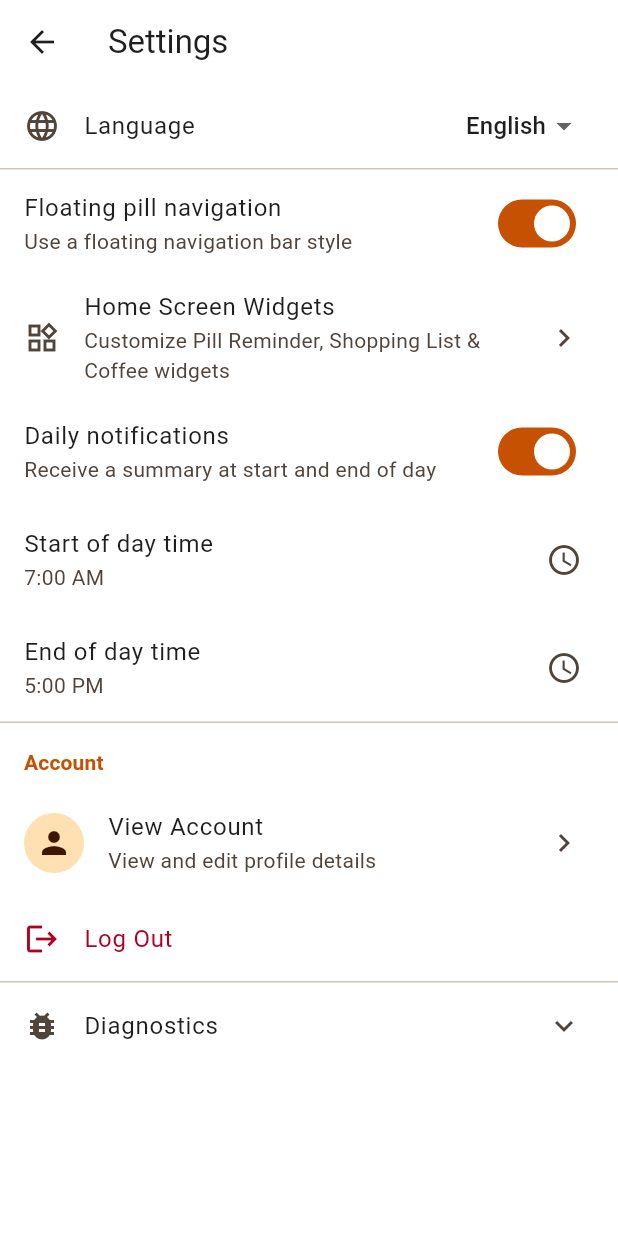
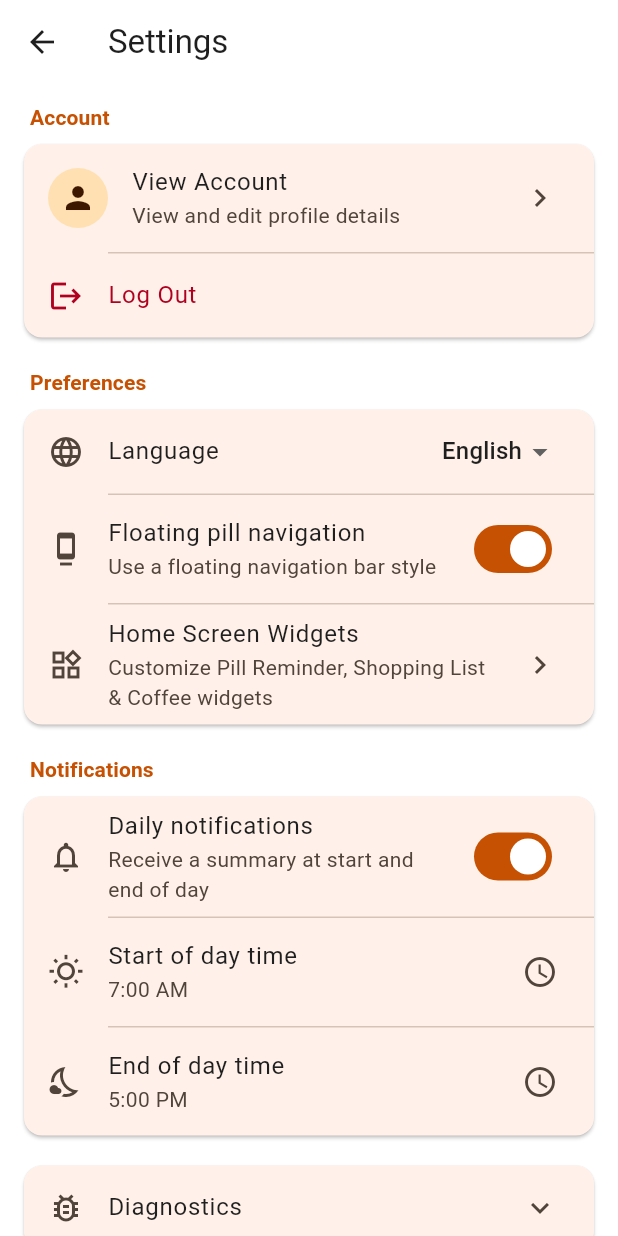
Before and after one commit to kianniek/HouseKeepr, a Flutter app: the screen it shows once a user with an empty profile is signed in, after a tap on "Create", after a tap on the "settings" icon, on a phone screen of 412 x 824 dp. Run offline on Flutter 3.47's test engine with Material 3 defaults, Android fonts, the phone set to English and light mode, and no system bars; drawn by our look-alikes of dynamic_color; our stand-ins replace app_links, barcode_widget, cloud_firestore, cloud_functions, equatable, firebase_auth and 18 more; missing offline and left inert: extension_google_sign_in_as_googleapis_auth, googleapis, home_widget, in_app_update, mobile_scanner; accounts and stored records are empty; network calls fail; statements that could not run were skipped.

Commit message:
feat: add localization support and settings page UI

```diff
--- a/lib/l10n/app_en.arb
+++ b/lib/l10n/app_en.arb
@@ -6,6 +6,18 @@
 
   "settingsTitle": "Settings",
   "@settingsTitle": { "description": "Settings screen title" },
+
+  "preferencesSection": "Preferences",
+  "@preferencesSection": { "description": "Preferences section header in settings" },
+
+  "notificationsSection": "Notifications",
+  "@notificationsSection": { "description": "Notifications section header in settings" },
+
+  "homeScreenWidgetsTitle": "Home Screen Widgets",
+  "@homeScreenWidgetsTitle": { "description": "Home screen widgets settings tile title" },
+
+  "homeScreenWidgetsSubtitle": "Customize Pill Reminder, Shopping List & Coffee widgets",
+  "@homeScreenWidgetsSubtitle": { "description": "Home screen widgets settings tile subtitle" },
 
   "language": "Language",
   "@language": { "description": "Language setting label" },
@@ -54,6 +66,14 @@
 
   "logoutConfirmation": "Are you sure you want to log out?",
   "@logoutConfirmation": { "description": "Logout confirmation message" },
+
+  "failedToLogout": "Failed to logout: {error}",
+  "@failedToLogout": {
+    "description": "Error message shown when logout fails",
+    "placeholders": {
+      "error": { "type": "String" }
+    }
+  },
 
   "cancel": "Cancel",
   "@cancel": { "description": "Cancel button label" },
--- a/lib/l10n/app_nl.arb
+++ b/lib/l10n/app_nl.arb
@@ -4,6 +4,14 @@
   "appName": "HouseKeepr",
 
   "settingsTitle": "Instellingen",
+
+  "preferencesSection": "Voorkeuren",
+
+  "notificationsSection": "Meldingen",
+
+  "homeScreenWidgetsTitle": "Startschermwidgets",
+
+  "homeScreenWidgetsSubtitle": "Pas Pilherinnering-, Boodschappenlijst- en Koffiewidgets aan",
 
   "language": "Taal",
 
@@ -36,6 +44,8 @@
   "logout": "Uitloggen",
 
   "logoutConfirmation": "Weet je zeker dat je wilt uitloggen?",
+
+  "failedToLogout": "Uitloggen mislukt: {error}",
 
   "cancel": "Annuleren",
 
--- a/lib/main.dart
+++ b/lib/main.dart
@@ -312,15 +312,16 @@ class _AppRootState extends State<AppRoot> {
   void attachAuthListener() {
     if (authListenerAttached) return;
     authListenerAttached = true;
-    authSub = FirebaseAuth.instance.authStateChanges().listen((user) {
-      if (user == null) {
+    authSub = FirebaseAuth.instance.authStateChanges().listen((firebaseUser) {
+      if (!mounted) return;
+      if (firebaseUser == null) {
         setState(() {
           user = null;
           householdId = null;
           checkingHousehold = false;
         });
-      } else if (this.user?.uid != user.uid) {
-        onSignedIn(user);
+      } else if (user?.uid != firebaseUser.uid) {
+        onSignedIn(firebaseUser);
       }
     });
   }
--- a/lib/ui/features/profile/pages/settings_page.dart
+++ b/lib/ui/features/profile/pages/settings_page.dart
@@ -12,9 +12,9 @@ import '../../../../services/notification_service.dart';
 import 'profile_page.dart';
 import 'widget_settings_page.dart';
 
-/// Settings page exposing notification controls, UI preferences, and language selection.
-/// Changes are persisted via [SettingsRepository] and applied immediately.
-
+/// Settings page exposing account actions, UI preferences, notification
+/// controls, and diagnostics. Changes are persisted via [SettingsRepository]
+/// and applied immediately.
 class SettingsPage extends StatefulWidget {
   const SettingsPage({super.key});
 
@@ -38,6 +38,7 @@ class _SettingsPageState extends State<SettingsPage> {
 
   Future<void> _init() async {
     final prefs = await SharedPreferences.getInstance();
+    if (!mounted) return;
     final s = SettingsRepository(prefs);
     setState(() {
       _settings = s;
@@ -49,11 +50,7 @@ class _SettingsPageState extends State<SettingsPage> {
     });
   }
 
-  Future<void> _pickStart() async {
-    final t = await showTimePicker(context: context, initialTime: _start);
-    if (t == null) return;
-    setState(() => _start = t);
-    await _settings?.setNotificationStart(t);
+  Future<void> _rescheduleNotifications() async {
     await NotificationService.instance.scheduleDailyStartEnd(
       enabled: _enabled,
       start: _start,
@@ -61,26 +58,26 @@ class _SettingsPageState extends State<SettingsPage> {
     );
   }
 
+  Future<void> _pickStart() async {
+    final t = await showTimePicker(context: context, initialTime: _start);
+    if (t == null) return;
+    setState(() => _start = t);
+    await _settings?.setNotificationStart(t);
+    await _rescheduleNotifications();
+  }
+
   Future<void> _pickEnd() async {
     final t = await showTimePicker(context: context, initialTime: _end);
     if (t == null) return;
     setState(() => _end = t);
     await _settings?.setNotificationEnd(t);
-    await NotificationService.instance.scheduleDailyStartEnd(
-      enabled: _enabled,
-      start: _start,
-      end: _end,
-    );
+    await _rescheduleNotifications();
   }
 
   Future<void> _toggleEnabled(bool v) async {
     setState(() => _enabled = v);
     await _settings?.setNotificationsEnabled(v);
-    await NotificationService.instance.scheduleDailyStartEnd(
-      enabled: _enabled,
-      start: _start,
-      end: _end,
-    );
+    await _rescheduleNotifications();
   }
 
   Future<void> _toggleFloatingNav(bool v) async {
@@ -95,7 +92,7 @@ class _SettingsPageState extends State<SettingsPage> {
     await LocaleProvider.instance.setLocale(locale);
   }
 
-  Future<void> _confirmLogout(BuildContext context) async {
+  Future<void> _confirmLogout() async {
     final l10n = AppLocalizations.of(context);
     final confirmed = await showDialog<bool>(
       context: context,
@@ -129,9 +126,9 @@ class _SettingsPageState extends State<SettingsPage> {
       } catch (_) {}
     } catch (e) {
       if (!mounted) return;
-      ScaffoldMessenger.of(
+      ScaffoldMessenger.maybeOf(
         context,
-      ).showSnackBar(SnackBar(content: Text('Failed to logout: $e')));
+      )?.showSnackBar(SnackBar(content: Text(l10n.failedToLogout('$e'))));
     }
   }
 
@@ -142,103 +139,38 @@ class _SettingsPageState extends State<SettingsPage> {
     if (_loading) {
       return const Scaffold(body: Center(child: CircularProgressIndicator()));
     }
+
     return Scaffold(
       appBar: AppBar(title: Text(l10n.settingsTitle)),
       body: ListView(
+        padding: const EdgeInsets.fromLTRB(16, 12, 16, 24),
         children: [
-          // ── Language ─────────────────────────────────────────────────────
-          ListenableBuilder(
-            listenable: LocaleProvider.instance,
-            builder: (context, _) {
-              final currentLocale = LocaleProvider.instance.locale;
-              return ListTile(
-                leading: const Icon(Icons.language),
-                title: Text(l10n.language),
-                trailing: DropdownButton<Locale>(
-                  value: currentLocale,
-                  underline: const SizedBox.shrink(),
-                  items: [
-                    DropdownMenuItem(
-                      value: const Locale('en'),
-                      child: Text(l10n.languageEnglish),
-                    ),
-                    DropdownMenuItem(
-                      value: const Locale('nl'),
-                      child: Text(l10n.languageDutch),
-                    ),
+          _SectionHeader(title: l10n.accountSection),
+          _buildAccountSection(context, l10n),
+          const SizedBox(height: 20),
+          _SectionHeader(title: l10n.preferencesSection),
+          _buildPreferencesSection(context, l10n),
+          const SizedBox(height: 20),
+          _SectionHeader(title: l10n.notificationsSection),
+          _buildNotificationsSection(context, l10n),
+          const SizedBox(height: 20),
+          _buildDiagnosticsSection(l10n),
         ],
-                  onChanged: _onLocaleChanged,
       ),
     );
-            },
-          ),
-          const Divider(height: 1),
-          // ── Navigation ───────────────────────────────────────────────────
-          SwitchListTile(
-            title: Text(l10n.floatingNavTitle),
-            subtitle: Text(l10n.floatingNavSubtitle),
-            value: _useFloatingNav,
-            onChanged: _toggleFloatingNav,
-          ),
-          ListTile(
-            leading: const Icon(Icons.widgets_outlined),
-            title: const Text('Home Screen Widgets'),
-            subtitle: const Text(
-              'Customize Pill Reminder, Shopping List & Coffee widgets',
-            ),
-            trailing: const Icon(Icons.chevron_right),
-            onTap: () {
-              Navigator.of(context).push(
-                MaterialPageRoute(builder: (_) => const WidgetSettingsPage()),
-              );
-            },
-          ),
-          // ── Notifications ─────────────────────────────────────────────────
-          SwitchListTile(
-            title: Text(l10n.dailyNotificationsTitle),
-            subtitle: Text(l10n.dailyNotificationsSubtitle),
-            value: _enabled,
-            onChanged: _toggleEnabled,
-          ),
-          ListTile(
-            title: Text(l10n.startOfDayTime),
-            subtitle: Text(formatTimeWithSystemDefault(_start, context)),
-            trailing: const Icon(Icons.access_time),
-            onTap: _pickStart,
-          ),
-          ListTile(
-            title: Text(l10n.endOfDayTime),
-            subtitle: Text(formatTimeWithSystemDefault(_end, context)),
-            trailing: const Icon(Icons.access_time),
-            onTap: _pickEnd,
-          ),
-          // ── Account ───────────────────────────────────────────────────────
-          const Divider(height: 1),
-          Padding(
-            padding: const EdgeInsets.fromLTRB(16, 16, 16, 8),
-            child: Text(
-              l10n.accountSection,
-              style: Theme.of(context).textTheme.titleSmall?.copyWith(
-                color: Theme.of(context).colorScheme.primary,
-                fontWeight: FontWeight.bold,
-              ),
-            ),
-          ),
+  }
+
+  Widget _buildAccountSection(BuildContext context, AppLocalizations l10n) {
+    final errorColor = Theme.of(context).colorScheme.error;
+    return _SettingsCard(
+      children: [
         StreamBuilder<fb.User?>(
           stream: fb.FirebaseAuth.instance.userChanges(),
           initialData: fb.FirebaseAuth.instance.currentUser,
           builder: (context, snapshot) {
             final current =
                 snapshot.data ?? fb.FirebaseAuth.instance.currentUser;
-              final displayName = current?.displayName?.trim();
-              final email = current?.email?.trim();
-              final subtitleText = displayName != null && displayName.isNotEmpty
-                  ? (email != null && email.isNotEmpty
-                        ? '$displayName • $email'
-                        : displayName)
-                  : (email != null && email.isNotEmpty
-                        ? email
-                        : l10n.viewAccountSubtitle);
+            final subtitleText = _accountSubtitle(current, l10n);
 
             return ListTile(
               leading: CircleAvatar(
@@ -267,26 +199,126 @@ class _SettingsPageState extends State<SettingsPage> {
           },
         ),
         ListTile(
-            leading: Icon(
-              Icons.logout,
-              color: Theme.of(context).colorScheme.error,
+          leading: Icon(Icons.logout, color: errorColor),
+          title: Text(l10n.logout, style: TextStyle(color: errorColor)),
+          onTap: _confirmLogout,
         ),
-            title: Text(
-              l10n.logout,
-              style: TextStyle(color: Theme.of(context).colorScheme.error),
+      ],
+    );
+  }
+
+  String _accountSubtitle(fb.User? user, AppLocalizations l10n) {
+    final displayName = user?.displayName?.trim();
+    final email = user?.email?.trim();
+    if (displayName != null && displayName.isNotEmpty) {
+      return email != null && email.isNotEmpty
+          ? '$displayName • $email'
+          : displayName;
+    }
+    if (email != null && email.isNotEmpty) return email;
+    return l10n.viewAccountSubtitle;
+  }
+
+  Widget _buildPreferencesSection(
+    BuildContext context,
+    AppLocalizations l10n,
+  ) {
+    return _SettingsCard(
+      children: [
+        ListenableBuilder(
+          listenable: LocaleProvider.instance,
+          builder: (context, _) {
+            final currentLocale = LocaleProvider.instance.locale;
+            return ListTile(
+              leading: const Icon(Icons.language),
+              title: Text(l10n.language),
+              trailing: DropdownButton<Locale>(
+                value: currentLocale,
+                underline: const SizedBox.shrink(),
+                items: [
+                  DropdownMenuItem(
+                    value: const Locale('en'),
+                    child: Text(l10n.languageEnglish),
                   ),
-            onTap: () => _confirmLogout(context),
+                  DropdownMenuItem(
+                    value: const Locale('nl'),
+                    child: Text(l10n.languageDutch),
                   ),
-          const Divider(height: 1),
-          // ── Diagnostics ───────────────────────────────────────────────────
+                ],
+                onChanged: _onLocaleChanged,
+              ),
+            );
+          },
+        ),
+        SwitchListTile(
+          secondary: const Icon(Icons.dock_outlined),
+          title: Text(l10n.floatingNavTitle),
+          subtitle: Text(l10n.floatingNavSubtitle),
+          value: _useFloatingNav,
+          onChanged: _toggleFloatingNav,
+        ),
+        ListTile(
+          leading: const Icon(Icons.widgets_outlined),
+          title: Text(l10n.homeScreenWidgetsTitle),
+          subtitle: Text(l10n.homeScreenWidgetsSubtitle),
+          trailing: const Icon(Icons.chevron_right),
+          onTap: () {
+            Navigator.of(context).push(
+              MaterialPageRoute(builder: (_) => const WidgetSettingsPage()),
+            );
+          },
+        ),
+      ],
+    );
+  }
+
+  Widget _buildNotificationsSection(
+    BuildContext context,
+    AppLocalizations l10n,
+  ) {
+    return _SettingsCard(
+      children: [
+        SwitchListTile(
+          secondary: const Icon(Icons.notifications_outlined),
+          title: Text(l10n.dailyNotificationsTitle),
+          subtitle: Text(l10n.dailyNotificationsSubtitle),
+          value: _enabled,
+          onChanged: _toggleEnabled,
+        ),
+        ListTile(
+          enabled: _enabled,
+          leading: const Icon(Icons.wb_sunny_outlined),
+          title: Text(l10n.startOfDayTime),
+          subtitle: Text(formatTimeWithSystemDefault(_start, context)),
+          trailing: const Icon(Icons.access_time),
+          onTap: _enabled ? _pickStart : null,
+        ),
+        ListTile(
+          enabled: _enabled,
+          leading: const Icon(Icons.nights_stay_outlined),
+          title: Text(l10n.endOfDayTime),
+          subtitle: Text(formatTimeWithSystemDefault(_end, context)),
+          trailing: const Icon(Icons.access_time),
+          onTap: _enabled ? _pickEnd : null,
+        ),
+      ],
+    );
+  }
+
+  Widget _buildDiagnosticsSection(AppLocalizations l10n) {
+    return _SettingsCard(
+      children: [
         ExpansionTile(
+          shape: const Border(),
+          collapsedShape: const Border(),
+          leading: const Icon(Icons.bug_report_outlined),
           title: Text(l10n.diagnostics),
-            leading: const Icon(Icons.bug_report),
           children: [
+            const Divider(height: 1, indent: 56),
             ListTile(
+              leading: const Icon(Icons.notifications_active_outlined),
               title: Text(l10n.testNotification),
               subtitle: Text(l10n.testNotificationSubtitle),
-                trailing: const Icon(Icons.notifications_active),
               onTap: () async {
                 await NotificationService.instance.showTestNotification();
               },
@@ -294,7 +326,50 @@ class _SettingsPageState extends State<SettingsPage> {
           ],
         ),
       ],
+    );
+  }
+}
+
+class _SectionHeader extends StatelessWidget {
+  final String title;
+
+  const _SectionHeader({required this.title});
+
+  @override
+  Widget build(BuildContext context) {
+    final theme = Theme.of(context);
+    return Padding(
+      padding: const EdgeInsets.fromLTRB(4, 0, 4, 8),
+      child: Text(
+        title,
+        style: theme.textTheme.titleSmall?.copyWith(
+          color: theme.colorScheme.primary,
+          fontWeight: FontWeight.w600,
+        ),
       ),
     );
   }
 }
+
+class _SettingsCard extends StatelessWidget {
+  final List<Widget> children;
+
+  const _SettingsCard({required this.children});
+
+  @override
+  Widget build(BuildContext context) {
+    return Card(
+      margin: EdgeInsets.zero,
+      clipBehavior: Clip.antiAlias,
+      child: Column(
+        mainAxisSize: MainAxisSize.min,
+        children: [
+          for (int i = 0; i < children.length; i++) ...[
+            if (i > 0) const Divider(height: 1, indent: 56),
+            children[i],
+          ],
+        ],
+      ),
+    );
+  }
+}
```
Also changed, not shown: lib/generated/app_localizations.dart, lib/generated/app_localizations_en.dart, lib/generated/app_localizations_nl.dart. Lines whose indentation alone changed are shown as unchanged.
